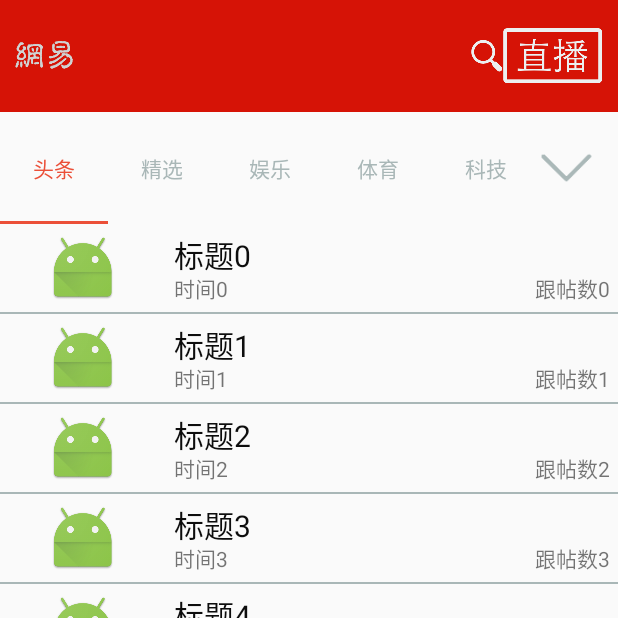
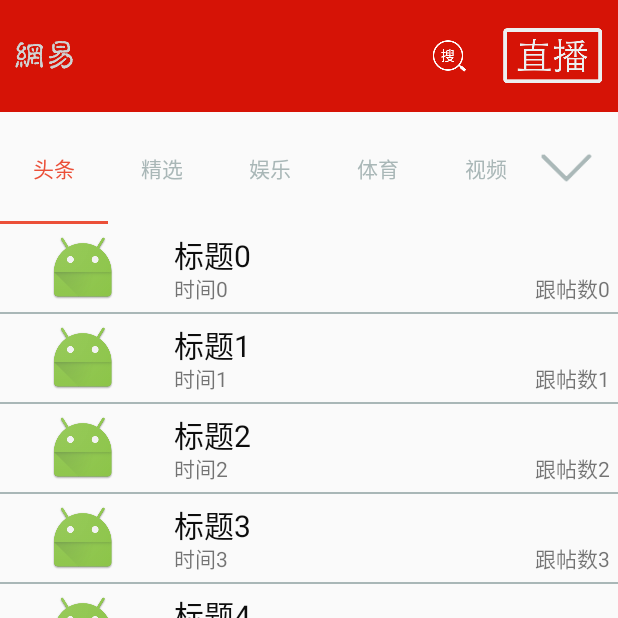
Before and after one commit to ZhangHongdiL/NetEaseNews, an Android app: the screen it shows after launch (MainActivity), on a phone screen of 412 x 824 dp, the top half of it. Run offline under Robolectric (Android 15) with nearby library versions, the phone set to English and light mode, and no system bars.

```diff
--- a/NetEaseNews/app/src/main/java/com/zhang/neteasenews/ui/fragment/NewsFragment.java
+++ b/NetEaseNews/app/src/main/java/com/zhang/neteasenews/ui/fragment/NewsFragment.java
@@ -46,14 +46,7 @@
         fragments = new ArrayList<>();
         newsFragmentAdapter = new NewsFragmentAdapter(getChildFragmentManager(), fragments);
 
-        fragments.add(new NewsHeadlineFragment());
-        fragments.add(new NewsHeadlineFragment());
-        fragments.add(new NewsHeadlineFragment());
-        fragments.add(new NewsHeadlineFragment());
-        fragments.add(new NewsHeadlineFragment());
-        fragments.add(new NewsHeadlineFragment());
-        fragments.add(new NewsHeadlineFragment());
-        fragments.add(new NewsHeadlineFragment());
+        buildData();
 
         tabLayout.setTabTextColors(Color.parseColor("#a9b7b7"), Color.parseColor("#eb4f38"));
         tabLayout.setSelectedTabIndicatorColor(Color.parseColor("#eb4f38"));
@@ -62,16 +55,42 @@
         tabLayout.setupWithViewPager(viewPager);
     }
 
+    private void buildData() {
+        fragments.add(NewsHeadlineFragment.newInstance());
+        fragments.add(NewsHeadlineFragment.newInstance());
+        fragments.add(NewsHeadlineFragment.newInstance());
+        fragments.add(NewsHeadlineFragment.newInstance());
+        fragments.add(NewsHeadlineFragment.newInstance());
+        fragments.add(NewsHeadlineFragment.newInstance());
+        fragments.add(NewsHeadlineFragment.newInstance());
+        fragments.add(NewsHeadlineFragment.newInstance());
+        fragments.add(NewsHeadlineFragment.newInstance());
+        fragments.add(NewsHeadlineFragment.newInstance());
+        fragments.add(NewsHeadlineFragment.newInstance());
+        fragments.add(NewsHeadlineFragment.newInstance());
+        fragments.add(NewsHeadlineFragment.newInstance());
+        fragments.add(NewsHeadlineFragment.newInstance());
+        fragments.add(NewsHeadlineFragment.newInstance());
+
+    }
+
     @Override
     protected void initDatas() {
         tabLayout.getTabAt(0).setText("头条");
         tabLayout.getTabAt(1).setText("精选");
         tabLayout.getTabAt(2).setText("娱乐");
         tabLayout.getTabAt(3).setText("体育");
-        tabLayout.getTabAt(4).setText("科技");
-        tabLayout.getTabAt(5).setText("汽车");
-        tabLayout.getTabAt(6).setText("军事");
-        tabLayout.getTabAt(7).setText("视频");
+        tabLayout.getTabAt(4).setText("视频");
+        tabLayout.getTabAt(5).setText("财经");
+        tabLayout.getTabAt(6).setText("科技");
+        tabLayout.getTabAt(7).setText("汽车");
+        tabLayout.getTabAt(8).setText("时尚");
+        tabLayout.getTabAt(9).setText("图片");
+        tabLayout.getTabAt(10).setText("热帖");
+        tabLayout.getTabAt(11).setText("房产");
+        tabLayout.getTabAt(12).setText("轻松一刻");
+        tabLayout.getTabAt(13).setText("军事");
+        tabLayout.getTabAt(14).setText("历史");
     }
 
 }
--- a/NetEaseNews/app/src/main/java/com/zhang/neteasenews/ui/fragment/subfragment/NewsHeadlineFragment.java
+++ b/NetEaseNews/app/src/main/java/com/zhang/neteasenews/ui/fragment/subfragment/NewsHeadlineFragment.java
@@ -1,6 +1,7 @@
 package com.zhang.neteasenews.ui.fragment.subfragment;
 
 import android.content.Context;
+import android.os.Bundle;
 import android.widget.ListView;
 
 import com.zhang.neteasenews.R;
@@ -21,6 +22,14 @@
     private List<HeadlineEntity> datas;
     private ListView listView;
 
+    public static NewsHeadlineFragment newInstance() {
+
+        Bundle args = new Bundle();
+
+        NewsHeadlineFragment fragment = new NewsHeadlineFragment();
+        fragment.setArguments(args);
+        return fragment;
+    }
     @Override
     public void onAttach(Context context) {
         super.onAttach(context);
--- /dev/null
+++ b/NetEaseNews/app/src/main/res/drawable/shape_border.xml
@@ -0,0 +1,6 @@
+<?xml version="1.0" encoding="utf-8"?>
+<shape xmlns:android="http://schemas.android.com/apk/res/android">
+
+    <corners android:radius="3dp"/>
+
+</shape>
--- a/NetEaseNews/app/src/main/res/layout/fragment_news.xml
+++ b/NetEaseNews/app/src/main/res/layout/fragment_news.xml
@@ -28,6 +28,7 @@
             android:id="@+id/fragment_news_img_search"
             android:layout_width="wrap_content"
             android:layout_height="wrap_content"
+            android:layout_marginRight="@dimen/big_margin"
             android:layout_toLeftOf="@id/fragment_news_img_live"
             android:src="@mipmap/icon_news_fragment_search"
             android:layout_centerVertical="true"/>
--- a/NetEaseNews/app/src/main/res/values/colors.xml
+++ b/NetEaseNews/app/src/main/res/values/colors.xml
@@ -1,6 +1,6 @@
 <?xml version="1.0" encoding="utf-8"?>
 <resources>
-    <color name="colorPrimary">#3F51B5</color>
+    <color name="colorPrimary">#ec6ba9</color>
     <color name="colorPrimaryDark">#303F9F</color>
     <color name="colorAccent">#FF4081</color>
 
@@ -19,5 +19,6 @@
     <color name="white_bg">#fff</color>
     <!--浅灰色-->
     <color name="gray_color">#9e9999</color>
-    <color name="c">#aca9a9</color>
+    <!--黑色-->
+    <color name="black_color">#2d2b2b</color>
 </resources>
--- a/NetEaseNews/app/src/main/res/values/dimens.xml
+++ b/NetEaseNews/app/src/main/res/values/dimens.xml
@@ -9,6 +9,7 @@
     <dimen name="main_radioButton_size">10sp</dimen>
     <dimen name="middle_size">15sp</dimen>
     <dimen name="big_size">20sp</dimen>
+    <dimen name="big_more_size">25sp</dimen>
     <!--一级界面margin大小-->
     <dimen name="main_radioButton_margin">5dp</dimen>
     <dimen name="middle_margin">10dp</dimen>
```
Also changed, not shown: NetEaseNews/app/src/main/java/com/zhang/neteasenews/ui/activity/LoginActivity.java (added, +24 -0 lines), NetEaseNews/app/src/main/res/layout/activity_login.xml (added, +78 -0 lines), NetEaseNews/app/src/main/res/values/strings.xml (+7 -0 lines), NetEaseNews/app/src/main/res/mipmap-xxhdpi/icon_news_fragment_search.png, NetEaseNews/app/src/main/res/mipmap-xxhdpi/login_back.png (added), NetEaseNews/app/src/main/res/mipmap-xxhdpi/login_password_et.png (added), NetEaseNews/app/src/main/res/mipmap-xxhdpi/login_user_et.png (added).
